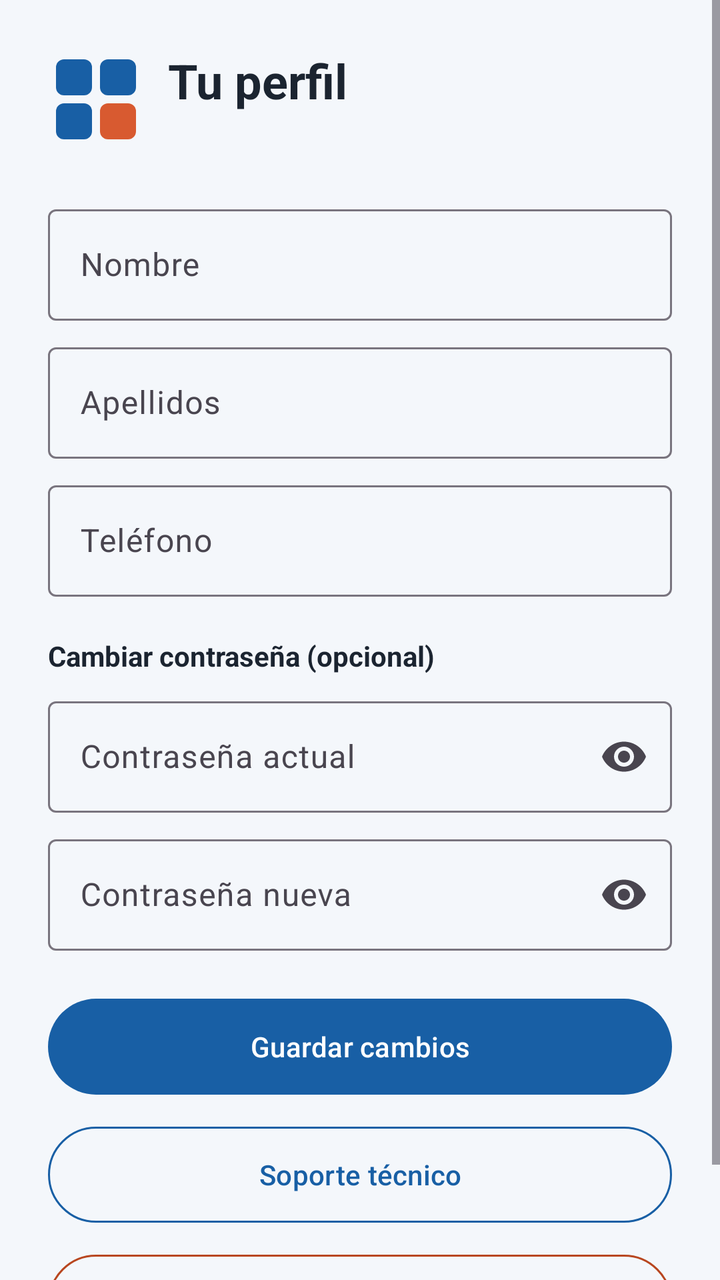
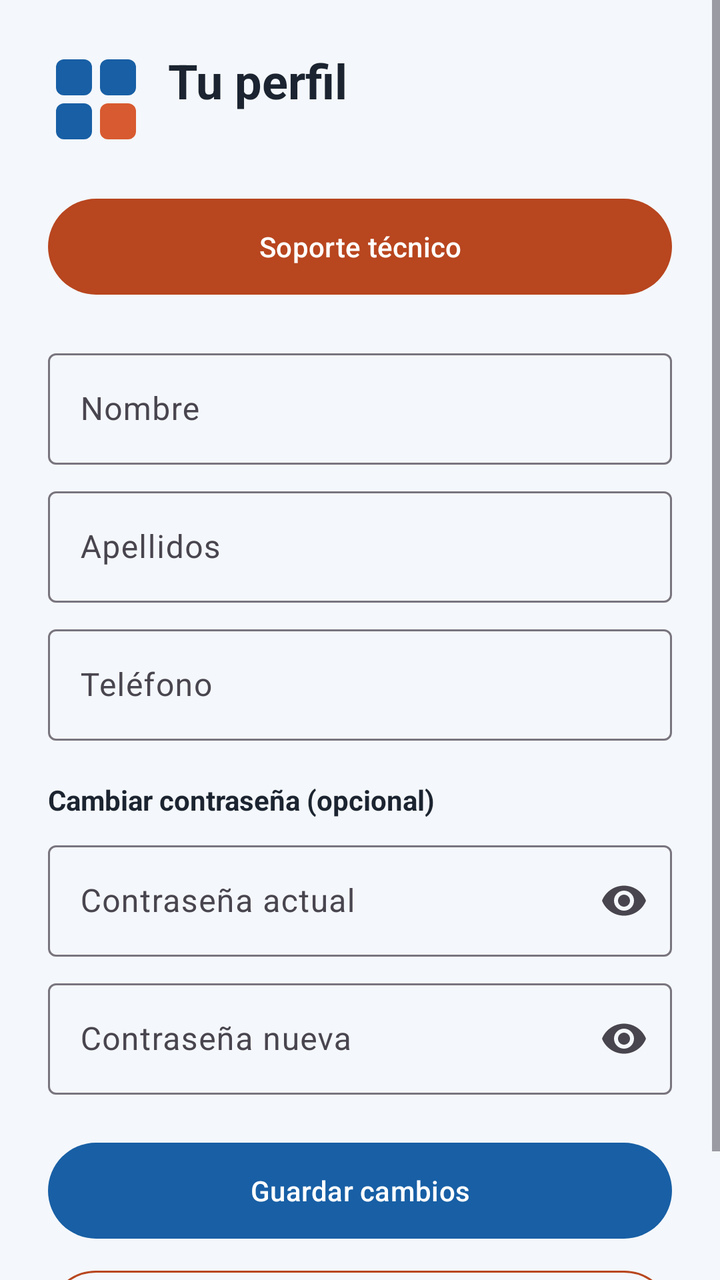

Two renders of the same Android screen: before a commit and after it. Below are the layout's source before the change and the commit's diff.
<!-- AndroidManifest.xml: application theme Theme.Jokoa -->
<!-- res/layout/fragment_perfil.xml -->
<?xml version="1.0" encoding="utf-8"?>
<ScrollView xmlns:android="http://schemas.android.com/apk/res/android"
    xmlns:app="http://schemas.android.com/apk/res-auto"
    android:layout_width="match_parent"
    android:layout_height="match_parent">

    <LinearLayout
        android:layout_width="match_parent"
        android:layout_height="wrap_content"
        android:orientation="vertical"
        android:padding="24dp">

        <LinearLayout
            android:layout_width="match_parent"
            android:layout_height="wrap_content"
            android:gravity="center_vertical"
            android:orientation="horizontal">

            <ImageView
                android:layout_width="48dp"
                android:layout_height="48dp"
                android:contentDescription="Logo de Jokoa"
                android:src="@drawable/ic_logo" />

            <LinearLayout
                android:layout_width="wrap_content"
                android:layout_height="wrap_content"
                android:layout_marginStart="12dp"
                android:orientation="vertical">

                <TextView
                    android:layout_width="wrap_content"
                    android:layout_height="wrap_content"
                    android:text="Tu perfil"
                    android:textColor="@color/jokoa_texto"
                    android:textSize="24sp"
                    android:textStyle="bold" />

                <TextView
                    android:id="@+id/tvEmail"
                    android:layout_width="wrap_content"
                    android:layout_height="wrap_content"
                    android:textColor="@color/jokoa_azul"
                    android:textSize="14sp" />
            </LinearLayout>
        </LinearLayout>

        <com.google.android.material.textfield.TextInputLayout
            style="?attr/textInputOutlinedStyle"
            android:layout_width="match_parent"
            android:layout_height="wrap_content"
            android:layout_marginTop="24dp"
            android:hint="Nombre">

            <com.google.android.material.textfield.TextInputEditText
                android:id="@+id/etNombre"
                android:layout_width="match_parent"
                android:layout_height="wrap_content"
                android:inputType="textPersonName" />
        </com.google.android.material.textfield.TextInputLayout>

        <com.google.android.material.textfield.TextInputLayout
            style="?attr/textInputOutlinedStyle"
            android:layout_width="match_parent"
            android:layout_height="wrap_content"
            android:layout_marginTop="8dp"
            android:hint="Apellidos">

            <com.google.android.material.textfield.TextInputEditText
                android:id="@+id/etApellidos"
                android:layout_width="match_parent"
                android:layout_height="wrap_content"
                android:inputType="textPersonName" />
        </com.google.android.material.textfield.TextInputLayout>

        <com.google.android.material.textfield.TextInputLayout
            style="?attr/textInputOutlinedStyle"
            android:layout_width="match_parent"
            android:layout_height="wrap_content"
            android:layout_marginTop="8dp"
            android:hint="Teléfono">

            <com.google.android.material.textfield.TextInputEditText
                android:id="@+id/etTelefono"
                android:layout_width="match_parent"
                android:layout_height="wrap_content"
                android:inputType="phone" />
        </com.google.android.material.textfield.TextInputLayout>

        <TextView
            android:layout_width="wrap_content"
            android:layout_height="wrap_content"
            android:layout_marginTop="20dp"
            android:text="Cambiar contraseña (opcional)"
            android:textColor="@color/jokoa_texto"
            android:textStyle="bold" />

        <com.google.android.material.textfield.TextInputLayout
            style="?attr/textInputOutlinedStyle"
            android:layout_width="match_parent"
            android:layout_height="wrap_content"
            android:layout_marginTop="8dp"
            android:hint="Contraseña actual"
            app:endIconMode="password_toggle">

            <com.google.android.material.textfield.TextInputEditText
                android:id="@+id/etActual"
                android:layout_width="match_parent"
                android:layout_height="wrap_content"
                android:inputType="textPassword" />
        </com.google.android.material.textfield.TextInputLayout>

        <com.google.android.material.textfield.TextInputLayout
            style="?attr/textInputOutlinedStyle"
            android:layout_width="match_parent"
            android:layout_height="wrap_content"
            android:layout_marginTop="8dp"
            android:hint="Contraseña nueva"
            app:endIconMode="password_toggle">

            <com.google.android.material.textfield.TextInputEditText
                android:id="@+id/etNueva"
                android:layout_width="match_parent"
                android:layout_height="wrap_content"
                android:inputType="textPassword" />
        </com.google.android.material.textfield.TextInputLayout>

        <com.google.android.material.button.MaterialButton
            android:id="@+id/btnGuardar"
            android:layout_width="match_parent"
            android:layout_height="56dp"
            android:layout_marginTop="20dp"
            android:text="Guardar cambios" />

        <com.google.android.material.button.MaterialButton
            android:id="@+id/btnSoporte"
            style="@style/Widget.Material3.Button.OutlinedButton"
            android:layout_width="match_parent"
            android:layout_height="56dp"
            android:layout_marginTop="8dp"
            android:text="Soporte técnico"
            android:textColor="@color/jokoa_azul"
            app:strokeColor="@color/jokoa_azul" />

        <com.google.android.material.button.MaterialButton
            android:id="@+id/btnSalir"
            style="@style/Widget.Material3.Button.OutlinedButton"
            android:layout_width="match_parent"
            android:layout_height="56dp"
            android:layout_marginTop="8dp"
            android:text="Cerrar sesión"
            android:textColor="@color/jokoa_coral_oscuro"
            app:strokeColor="@color/jokoa_coral_oscuro" />
    </LinearLayout>
</ScrollView>
<!-- resources referenced by this layout -->
<resources>
  <color name="jokoa_azul">#185FA5</color>
  <color name="jokoa_coral_oscuro">#B8461F</color>
  <color name="jokoa_texto">#1B2430</color>
  <!-- drawable ic_logo (drawable) -->
  <?xml version="1.0" encoding="utf-8"?>
  <vector xmlns:android="http://schemas.android.com/apk/res/android"
      android:width="96dp"
      android:height="96dp"
      android:viewportWidth="24"
      android:viewportHeight="24">
      <path android:fillColor="#185FA5" android:pathData="M4,2 H9 A2,2 0 0 1 11,4 V9 A2,2 0 0 1 9,11 H4 A2,2 0 0 1 2,9 V4 A2,2 0 0 1 4,2 Z" />
      <path android:fillColor="#185FA5" android:pathData="M15,2 H20 A2,2 0 0 1 22,4 V9 A2,2 0 0 1 20,11 H15 A2,2 0 0 1 13,9 V4 A2,2 0 0 1 15,2 Z" />
      <path android:fillColor="#185FA5" android:pathData="M4,13 H9 A2,2 0 0 1 11,15 V20 A2,2 0 0 1 9,22 H4 A2,2 0 0 1 2,20 V15 A2,2 0 0 1 4,13 Z" />
      <path android:fillColor="#D85A30" android:pathData="M15,13 H20 A2,2 0 0 1 22,15 V20 A2,2 0 0 1 20,22 H15 A2,2 0 0 1 13,20 V15 A2,2 0 0 1 15,13 Z" />
  </vector>
  <style name="Theme.Jokoa" parent="Base.Theme.Jokoa" />
  <style name="Base.Theme.Jokoa" parent="Theme.Material3.Light.NoActionBar">
          <item name="colorPrimary">@color/jokoa_azul</item>
          <item name="colorOnPrimary">@android:color/white</item>
          <item name="colorSecondary">@color/jokoa_coral_oscuro</item>
          <item name="colorOnSecondary">@android:color/white</item>
          <item name="colorSecondaryContainer">@color/jokoa_azul_claro</item>
          <item name="colorOnSecondaryContainer">@color/jokoa_azul</item>
          <item name="android:windowBackground">@color/jokoa_fondo</item>
          <item name="android:textColorPrimary">@color/jokoa_texto</item>
      </style>
  <color name="jokoa_azul_claro">#D6E6F5</color>
  <color name="jokoa_fondo">#F4F7FB</color>
</resources>

<!-- the commit's change to res/layout/fragment_perfil.xml (unified diff, before → after) -->
@@ -45,11 +45,19 @@
             </LinearLayout>
         </LinearLayout>
 
+        <com.google.android.material.button.MaterialButton
+            android:id="@+id/btnSoporte"
+            android:layout_width="match_parent"
+            android:layout_height="56dp"
+            android:layout_marginTop="20dp"
+            android:text="Soporte técnico"
+            app:backgroundTint="@color/jokoa_coral_oscuro" />
+
         <com.google.android.material.textfield.TextInputLayout
             style="?attr/textInputOutlinedStyle"
             android:layout_width="match_parent"
             android:layout_height="wrap_content"
-            android:layout_marginTop="24dp"
+            android:layout_marginTop="20dp"
             android:hint="Nombre">
 
             <com.google.android.material.textfield.TextInputEditText
@@ -133,16 +141,6 @@
             android:text="Guardar cambios" />
 
         <com.google.android.material.button.MaterialButton
-            android:id="@+id/btnSoporte"
-            style="@style/Widget.Material3.Button.OutlinedButton"
-            android:layout_width="match_parent"
-            android:layout_height="56dp"
-            android:layout_marginTop="8dp"
-            android:text="Soporte técnico"
-            android:textColor="@color/jokoa_azul"
-            app:strokeColor="@color/jokoa_azul" />
-
-        <com.google.android.material.button.MaterialButton
             android:id="@+id/btnSalir"
             style="@style/Widget.Material3.Button.OutlinedButton"
             android:layout_width="match_parent"
